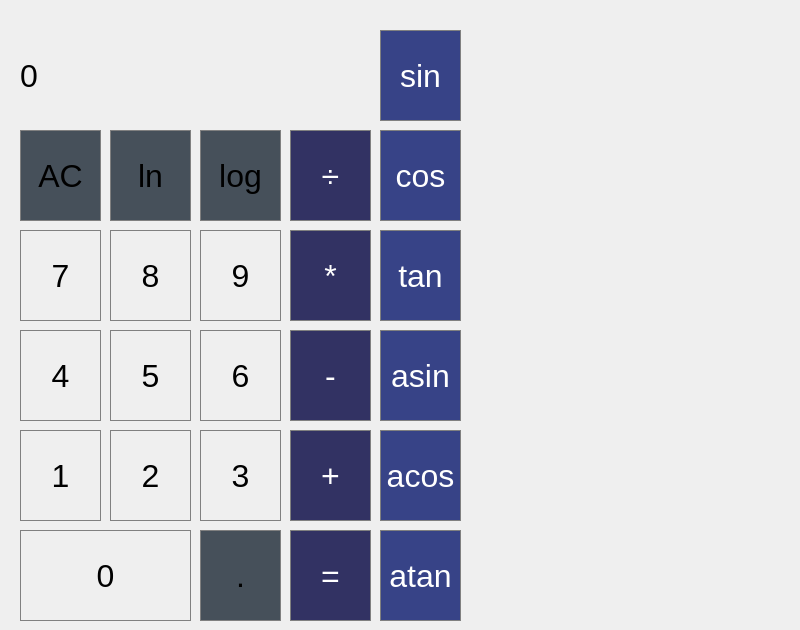
Before: the Qt Designer form calculator/mainwindow.ui in BurMachine/SMART_CALCULATOR, drawn with Qt 5.
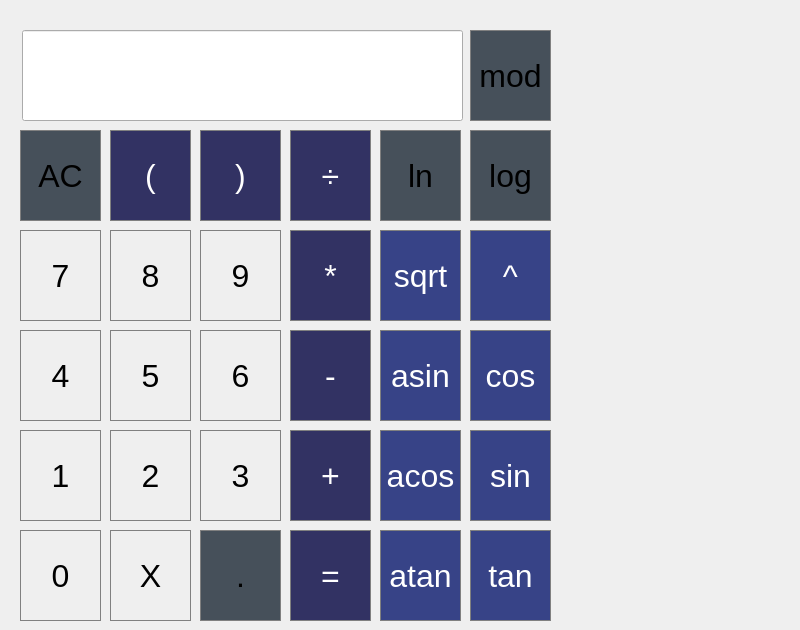
After: the same form once the commit is applied.

The edit to the form file:
```diff
--- a/calculator/mainwindow.ui
+++ b/calculator/mainwindow.ui
@@ -14,32 +14,6 @@
    <string>MainWindow</string>
   </property>
   <widget class="QWidget" name="centralwidget">
-   <widget class="QLabel" name="result">
-    <property name="geometry">
-     <rect>
-      <x>20</x>
-      <y>30</y>
-      <width>351</width>
-      <height>91</height>
-     </rect>
-    </property>
-    <property name="font">
-     <font>
-      <pointsize>24</pointsize>
-     </font>
-    </property>
-    <property name="styleSheet">
-     <string notr="true">QLabel {
-  qproperty-alignment: 'AlignVCenter | AlignRight';
-  border: 1px solid gray;
-}
-
-background-color : white;</string>
-    </property>
-    <property name="text">
-     <string>0</string>
-    </property>
-   </widget>
    <widget class="QPushButton" name="pushButton_AC">
     <property name="geometry">
      <rect>
@@ -71,7 +45,7 @@
    <widget class="QPushButton" name="pushButton_LN">
     <property name="geometry">
      <rect>
-      <x>110</x>
+      <x>380</x>
       <y>130</y>
       <width>81</width>
       <height>91</height>
@@ -159,7 +133,7 @@
      <rect>
       <x>20</x>
       <y>530</y>
-      <width>171</width>
+      <width>81</width>
       <height>91</height>
      </rect>
     </property>
@@ -214,7 +188,7 @@
    <widget class="QPushButton" name="pushButton_LOG">
     <property name="geometry">
      <rect>
-      <x>200</x>
+      <x>470</x>
       <y>130</y>
       <width>81</width>
       <height>91</height>
@@ -665,8 +639,8 @@
    <widget class="QPushButton" name="pushButton_COS">
     <property name="geometry">
      <rect>
-      <x>380</x>
-      <y>130</y>
+      <x>470</x>
+      <y>330</y>
       <width>81</width>
       <height>91</height>
      </rect>
@@ -695,8 +669,8 @@
    <widget class="QPushButton" name="pushButton_TAN">
     <property name="geometry">
      <rect>
-      <x>380</x>
-      <y>230</y>
+      <x>470</x>
+      <y>530</y>
       <width>81</width>
       <height>91</height>
      </rect>
@@ -725,8 +699,8 @@
    <widget class="QPushButton" name="pushButton_SIN">
     <property name="geometry">
      <rect>
-      <x>380</x>
-      <y>30</y>
+      <x>470</x>
+      <y>430</y>
       <width>81</width>
       <height>91</height>
      </rect>
@@ -752,6 +726,196 @@
      <string>sin</string>
     </property>
    </widget>
+   <widget class="QLineEdit" name="result">
+    <property name="geometry">
+     <rect>
+      <x>22</x>
+      <y>30</y>
+      <width>441</width>
+      <height>91</height>
+     </rect>
+    </property>
+    <property name="font">
+     <font>
+      <pointsize>24</pointsize>
+     </font>
+    </property>
+   </widget>
+   <widget class="QPushButton" name="pushButton_LEFT">
+    <property name="geometry">
+     <rect>
+      <x>110</x>
+      <y>130</y>
+      <width>81</width>
+      <height>91</height>
+     </rect>
+    </property>
+    <property name="font">
+     <font>
+      <pointsize>24</pointsize>
+     </font>
+    </property>
+    <property name="styleSheet">
+     <string notr="true">QPushButton {
+  background-color: rgb(50, 50, 99);
+  color: white; 
+  border: 1px solid gray;
+}
+
+QPushButton:pressed {
+    background-color: qlineargradient(x1: 0, y1: 0, x2: 0, y2: 1,
+                                      stop: 0 #001f5f, stop: 1 #082567);
+}</string>
+    </property>
+    <property name="text">
+     <string>(</string>
+    </property>
+   </widget>
+   <widget class="QPushButton" name="pushButton_RIGHT">
+    <property name="geometry">
+     <rect>
+      <x>200</x>
+      <y>130</y>
+      <width>81</width>
+      <height>91</height>
+     </rect>
+    </property>
+    <property name="font">
+     <font>
+      <pointsize>24</pointsize>
+     </font>
+    </property>
+    <property name="styleSheet">
+     <string notr="true">QPushButton {
+  background-color: rgb(50, 50, 99);
+  color: white; 
+  border: 1px solid gray;
+}
+
+QPushButton:pressed {
+    background-color: qlineargradient(x1: 0, y1: 0, x2: 0, y2: 1,
+                                      stop: 0 #001f5f, stop: 1 #082567);
+}</string>
+    </property>
+    <property name="text">
+     <string>)</string>
+    </property>
+   </widget>
+   <widget class="QPushButton" name="pushButton_SQRT">
+    <property name="geometry">
+     <rect>
+      <x>380</x>
+      <y>230</y>
+      <width>81</width>
+      <height>91</height>
+     </rect>
+    </property>
+    <property name="font">
+     <font>
+      <pointsize>24</pointsize>
+     </font>
+    </property>
+    <property name="styleSheet">
+     <string notr="true">QPushButton {
+  background-color: rgb(55, 67, 135);
+  color: white; 
+  border: 1px solid gray;
+}
+
+QPushButton:pressed {
+    background-color: qlineargradient(x1: 0, y1: 0, x2: 0, y2: 1,
+                                      stop: 0 #001f5f, stop: 1 #0f2056);
+}</string>
+    </property>
+    <property name="text">
+     <string>sqrt</string>
+    </property>
+   </widget>
+   <widget class="QPushButton" name="pushButton_POWER">
+    <property name="geometry">
+     <rect>
+      <x>470</x>
+      <y>230</y>
+      <width>81</width>
+      <height>91</height>
+     </rect>
+    </property>
+    <property name="font">
+     <font>
+      <pointsize>24</pointsize>
+     </font>
+    </property>
+    <property name="styleSheet">
+     <string notr="true">QPushButton {
+  background-color: rgb(55, 67, 135);
+  color: white; 
+  border: 1px solid gray;
+}
+
+QPushButton:pressed {
+    background-color: qlineargradient(x1: 0, y1: 0, x2: 0, y2: 1,
+                                      stop: 0 #001f5f, stop: 1 #0f2056);
+}</string>
+    </property>
+    <property name="text">
+     <string>^</string>
+    </property>
+   </widget>
+   <widget class="QPushButton" name="pushButton_XXX">
+    <property name="geometry">
+     <rect>
+      <x>110</x>
+      <y>530</y>
+      <width>81</width>
+      <height>91</height>
+     </rect>
+    </property>
+    <property name="font">
+     <font>
+      <pointsize>24</pointsize>
+     </font>
+    </property>
+    <property name="styleSheet">
+     <string notr="true">QPushButton {
+   border: 1px solid gray;
+}
+QPushButton:pressed {
+    background-color: qlineargradient(x1: 0, y1: 0, x2: 0, y2: 1,
+                                      stop: 0 #3e447f, stop: 1 #656598);
+}</string>
+    </property>
+    <property name="text">
+     <string>X</string>
+    </property>
+   </widget>
+   <widget class="QPushButton" name="pushButton_MOD">
+    <property name="geometry">
+     <rect>
+      <x>470</x>
+      <y>30</y>
+      <width>81</width>
+      <height>91</height>
+     </rect>
+    </property>
+    <property name="font">
+     <font>
+      <pointsize>24</pointsize>
+     </font>
+    </property>
+    <property name="styleSheet">
+     <string notr="true">QPushButton {
+  background-color: rgb(70, 80, 90);
+  border: 1px solid gray;
+}
+QPushButton:pressed {
+    background-color: qlineargradient(x1: 0, y1: 0, x2: 0, y2: 1,
+                                      stop: 0 #001f5f, stop: 1 #082567);
+}</string>
+    </property>
+    <property name="text">
+     <string>mod</string>
+    </property>
+   </widget>
   </widget>
  </widget>
  <resources/>
```
